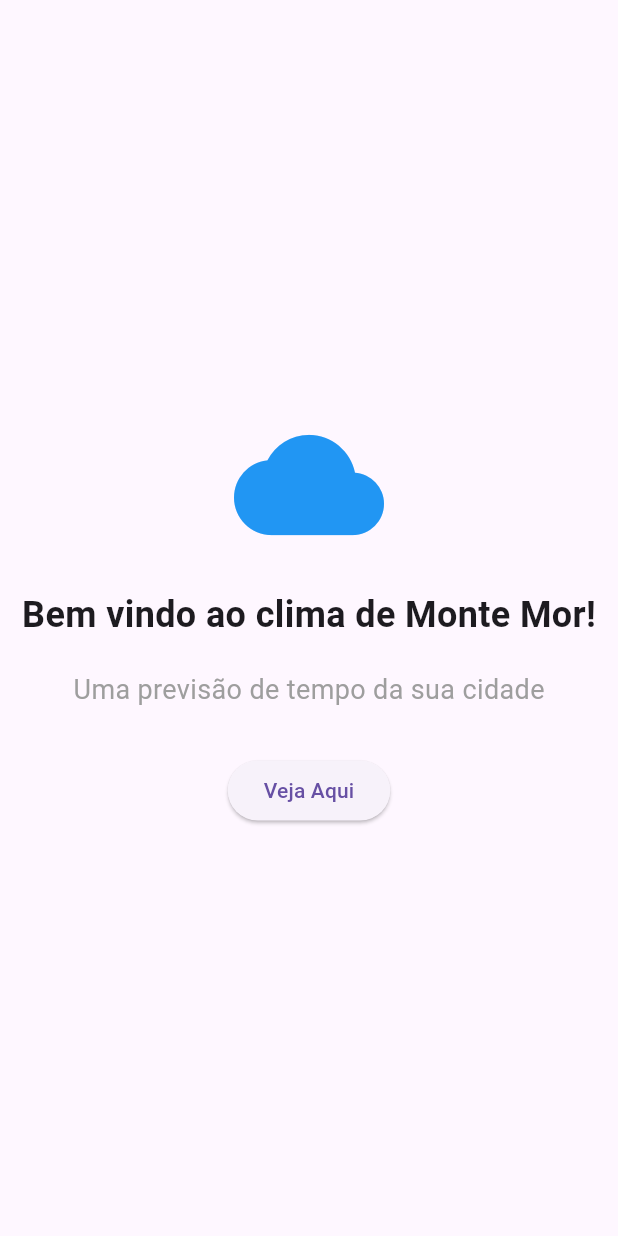
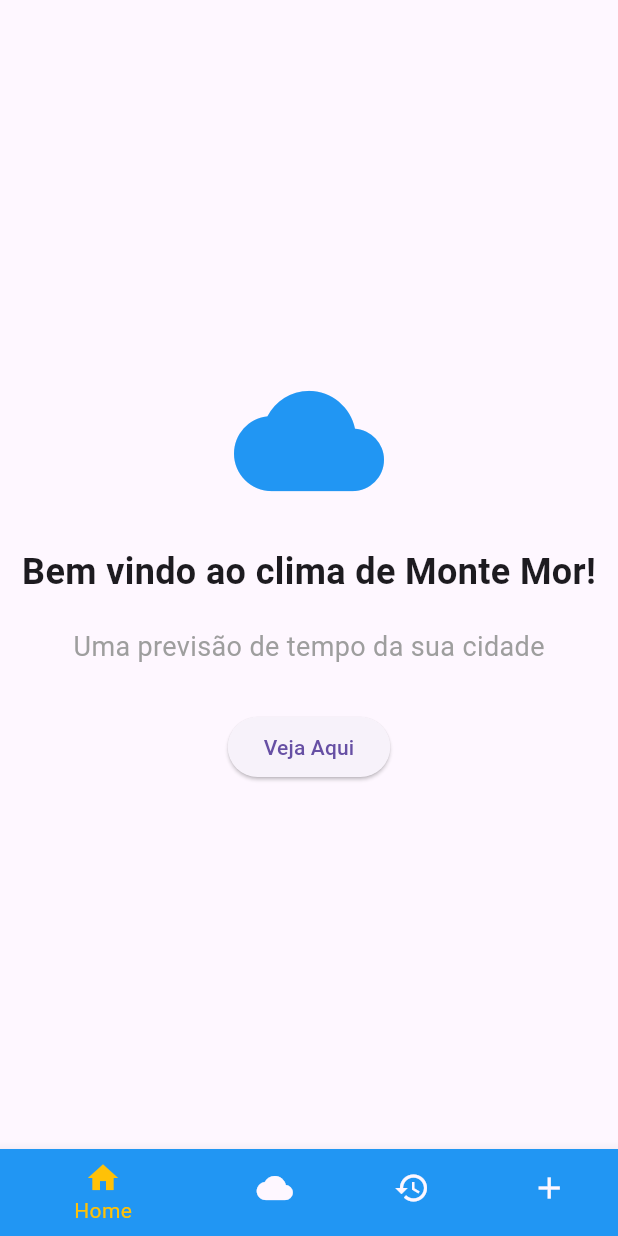
Before and after one commit to VitoriaGrizotto/clima_app, a Flutter app: the screen it shows after launch, on a phone screen of 412 x 824 dp. Run offline on Flutter 3.47's test engine with Material 3 defaults, Android fonts, the phone set to English and light mode, and no system bars; our stand-ins replace cloud_firestore, firebase_core; accounts and stored records are empty.

Commit message:
commit 15/04

```diff
--- a/lib/main.dart
+++ b/lib/main.dart
@@ -1,4 +1,5 @@
 import 'package:clima_app/clima_screen.dart';
+import 'package:clima_app/navigation.dart';
 import 'package:flutter/material.dart';
 import 'package:firebase_core/firebase_core.dart';
 import 'firebase_options.dart';
@@ -18,7 +19,7 @@ class MyApp extends StatelessWidget {
   Widget build(BuildContext context) {
     return MaterialApp(
       debugShowCheckedModeBanner: false,
-      home: const PresentationScreen(),
+      home: NavApp(),
     );
   }
 }
--- /dev/null
+++ b/lib/navigation.dart
@@ -0,0 +1,78 @@
+import 'package:clima_app/clima_screen.dart';
+import 'package:clima_app/history.dart';
+import 'package:clima_app/main.dart';
+import 'package:flutter/material.dart';
+import 'package:clima_app/post.dart';
+
+
+class NavApp extends StatefulWidget {
+  const NavApp({super.key});
+
+  @override
+  State<NavApp> createState() => _NavAppState();
+}
+
+class _NavAppState extends State<NavApp> {
+  int selectIndex = 0; // Index da nossa lista.
+  static const TextStyle optionStyle =    // personalização padrao do nosso texto.
+    TextStyle(fontSize: 30, fontWeight: FontWeight.bold);
+
+    static List<Widget> _widgetOptions = <Widget> [  //Lista das nossas telas.
+      PresentationScreen(),
+      ClimaScreen(),
+      ClimateHistoryScreen(),
+      PostClimateScreen()
+
+
+    ];
+
+
+    void showItemTrap (int index) {
+      setState(() {
+        selectIndex = index;
+      });
+    }
+
+  @override
+  Widget build(BuildContext context) {
+    return Scaffold(
+      body: Center(
+        child: _widgetOptions.elementAt(selectIndex),
+      ),
+
+
+      bottomNavigationBar: BottomNavigationBar(
+        items: const <BottomNavigationBarItem>[
+            BottomNavigationBarItem(icon: Icon(Icons.home),
+            label: 'Home',
+            backgroundColor: Colors.blue,
+            ),
+            BottomNavigationBarItem(icon: Icon(Icons.cloud),
+            label: 'Monitoramento',
+            backgroundColor: Colors.cyan
+            ),
+            BottomNavigationBarItem(icon: Icon(Icons.history),
+            label: 'Historico',
+            backgroundColor: Colors.cyan
+            ),
+            BottomNavigationBarItem(icon: Icon(Icons.add),
+            label: 'Historico',
+            backgroundColor: Colors.cyan
+            ),
+
+
+
+
+        ],
+        currentIndex: selectIndex,
+        selectedItemColor: Colors.amber,
+        onTap: showItemTrap,
+
+
+        ),
+
+
+
+    );
+  }
+}
```
Also changed, not shown: lib/history.dart (added, +75 -0 lines), lib/post.dart (added, +63 -0 lines), lib/put.dart (added, +58 -0 lines).
